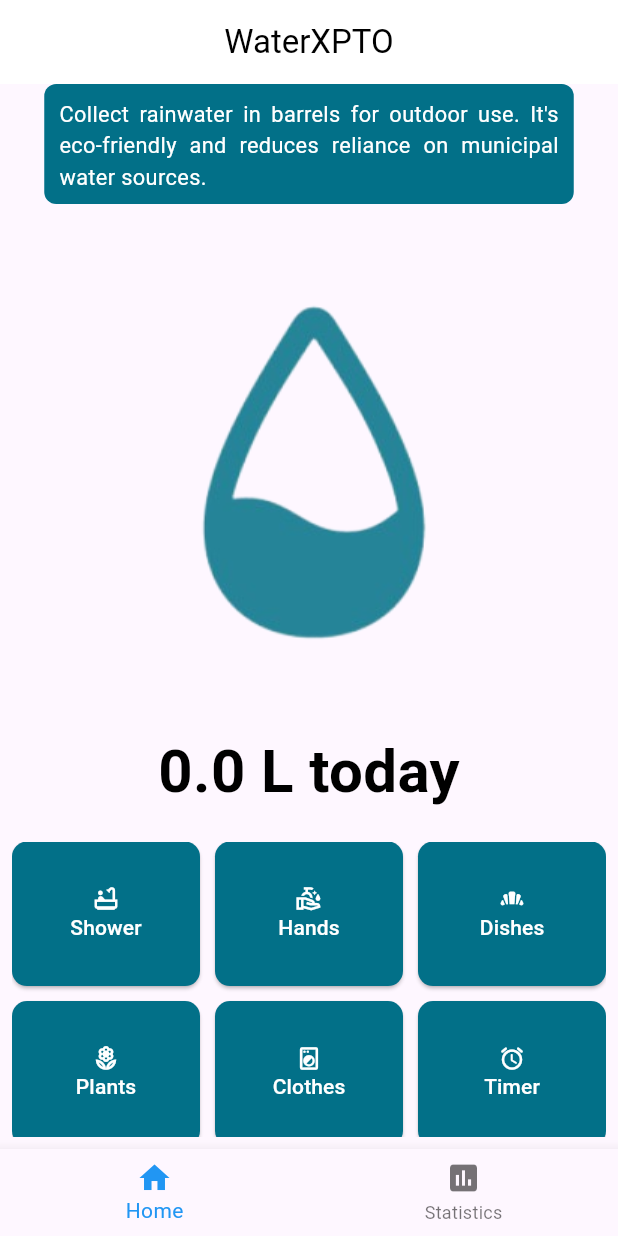
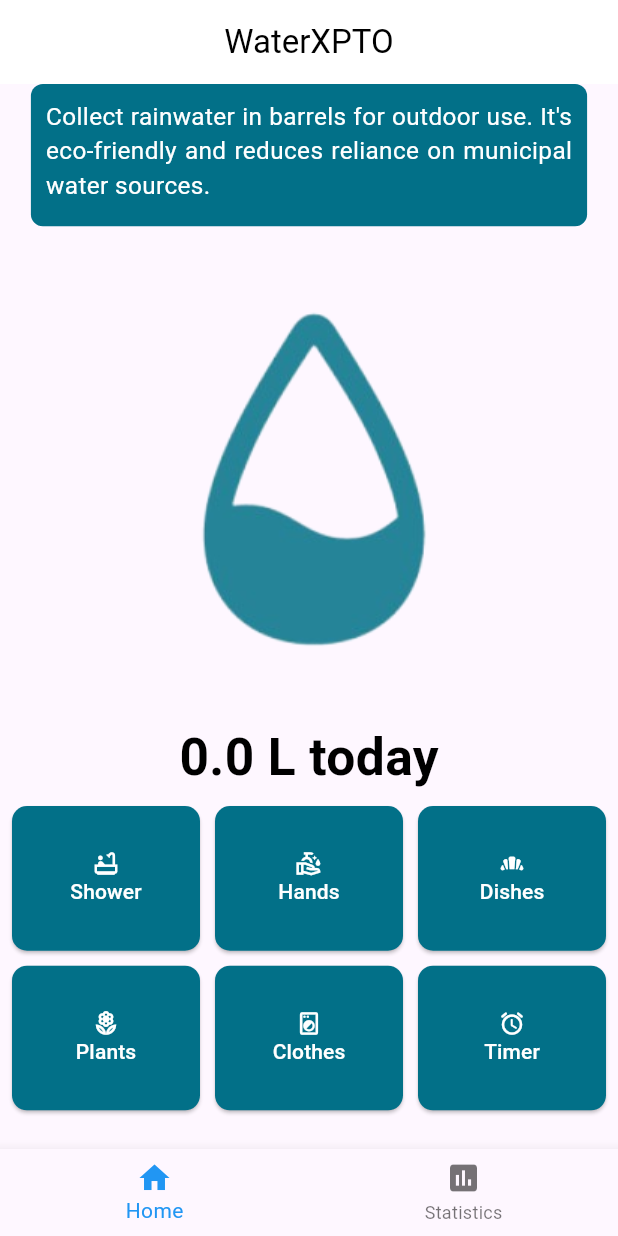
Before and after one commit to FEUP-LEIC-ES-2023-24/WaterXPTO, a Flutter app: the screen it shows after launch, on a phone screen of 412 x 824 dp. Run offline on Flutter 3.47's test engine with Material 3 defaults, Android fonts, the phone set to English and light mode, and no system bars; our stand-ins replace awesome_notifications, fl_chart, flutter_local_notifications, get; missing offline and left inert: flutter_background_service, flutter_background_service_android; Roboto replaces fonts that are missing (Montserrat).

```diff
--- a/waterxpto/lib/BackgroundServiceController.dart
+++ b/waterxpto/lib/BackgroundServiceController.dart
@@ -21,7 +21,7 @@ class BackgroundServiceController {
       'notification_channel_id',
       'notification_channel_name',
       description: 'Channel used for custom notifications',
-      importance: Importance.low,
+      importance: Importance.high,
     );
 
     final FlutterLocalNotificationsPlugin flutterLocalNotificationsPlugin = FlutterLocalNotificationsPlugin();
@@ -78,7 +78,7 @@ class BackgroundServiceController {
     });
 
     //Inicia o timer para notificacoes
-    Timer.periodic(const Duration(hours: 8), (timer) async {
+    Timer.periodic(const Duration(seconds: 600), (timer) async {
       NotificationController.randomTipNotification();
     });
   }
--- a/waterxpto/lib/MainMenu.dart
+++ b/waterxpto/lib/MainMenu.dart
@@ -68,7 +68,7 @@ class HomeContent extends StatefulWidget {
 
 class _HomeContentState extends State<HomeContent> {
   final List<String> messages = [
-    "Turn off faucets tightly after use, fix leaks promptly, and opt for shorter showers. Small actions can yield big water savings over time.",
+    "Turn off faucets tightly after use, fix leaks promptly and opt for shorter showers. Small actions yield big savings over time.",
     "Reuse water from washing fruits/veggies to water plants. Every drop counts!",
     "Choose drought-resistant plants for your garden to minimize water usage. Sustainable landscaping saves resources.",
     "Use a broom instead of a hose to clean driveways and sidewalks. It saves water and energy. Small changes make a big impact!",
@@ -80,6 +80,8 @@ class _HomeContentState extends State<HomeContent> {
 
   @override
   Widget build(BuildContext context) {
+    double screenHeight = MediaQuery.of(context).size.height;
+    double factor = screenHeight < 800 ? 0.25 : 0.4;
     final Random random = Random();
     final String message = messages[random.nextInt(messages.length)];
 
@@ -90,8 +92,8 @@ class _HomeContentState extends State<HomeContent> {
               alignment: Alignment.topCenter,
               margin: EdgeInsets.only(top: 0.0),
               child: Container(
-                width: 353.0,
-                height: 80.0,
+                width: MediaQuery.of(context).size.width * 0.9,
+                height: MediaQuery.of(context).size.height * 0.115,
                 decoration: BoxDecoration(
                   color: Color(int.parse('0xFF027088')),
                   borderRadius: BorderRadius.circular(8.0),
@@ -103,20 +105,21 @@ class _HomeContentState extends State<HomeContent> {
                     textAlign: TextAlign.justify,
                     style: TextStyle(
                       color: Color(int.parse('0xFFFFFFFF')),
-                      fontSize: calculateFontSize(message),
+                      fontSize: screenHeight < 800 ? calculateFontSize(message) / 1.25 : calculateFontSize(message) * 1.12,
                       fontFamily: 'Montserrat',
                     ),
                   ),
                 ),
               ),
             ),
-            Image.asset('assets/img/WaterDrop2.png', width: 350.0, height: 350.0),
+            SizedBox(height: screenHeight < 800 ? 0.05 : 0.025),
+            Image.asset('assets/img/WaterDrop2.png', width: screenHeight * factor, height: screenHeight * factor),
+            SizedBox(height: screenHeight < 800 ? 0.05 : 0.025),
             Consumer<WaterSpentNotifier>(
               builder: (context, waterSpentNotifier, child) {
-                return Text('${double.parse(waterSpentNotifier.waterSpent.toStringAsFixed(2))} L today', style: TextStyle(fontSize: 40.0, fontFamily: 'Montserrat', fontWeight: FontWeight.bold, color: Colors.black));
+                return Text('${double.parse(waterSpentNotifier.waterSpent.toStringAsFixed(2))} L today', style: TextStyle(fontSize: 25.0 * screenHeight / 600, fontFamily: 'Montserrat', fontWeight: FontWeight.bold, color: Colors.black));
               },
             ),
-            SizedBox(height: 10.0),
             Expanded(
               child: Padding(
                 padding: const EdgeInsets.all(8.0),
@@ -284,7 +287,12 @@ class _TimerDialogState extends State<TimerDialog> {
 
 
 Widget customButton(IconData icon, String label, BuildContext context) {
-  return ElevatedButton(
+  double screenHeight = MediaQuery.of(context).size.height;
+  double factor = screenHeight < 800 ? 0.08 : 0.3;
+  return Container(
+    height: screenHeight * factor,
+    width: screenHeight * factor,
+    child: ElevatedButton(
       onPressed: () {
         if (label == 'Timer') {
           // Show timer dialog
@@ -310,6 +318,7 @@ Widget customButton(IconData icon, String label, BuildContext context) {
           Text(label),
         ],
       ),
+    ),
   );
 }
 
```
Also changed, not shown: waterxpto/lib/Statistics/StatisticsContent.dart (+15 -22 lines). Lines whose indentation alone changed are shown as unchanged.
